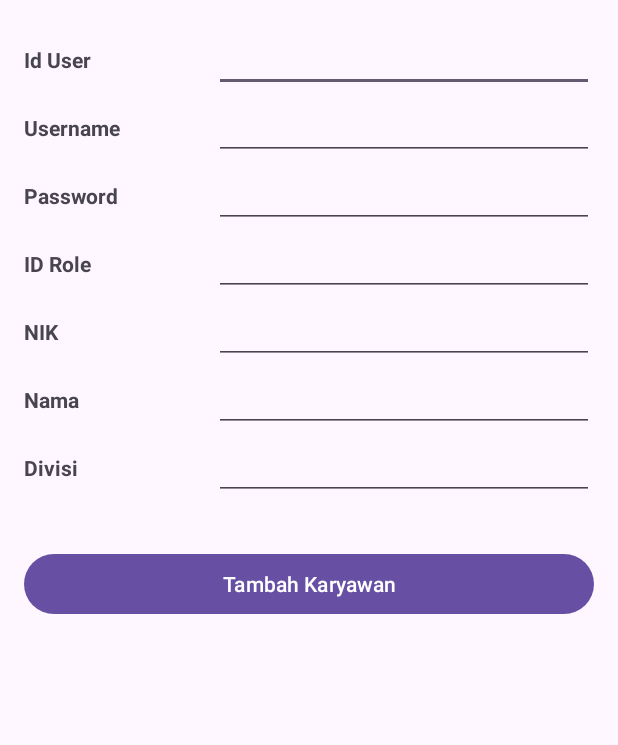
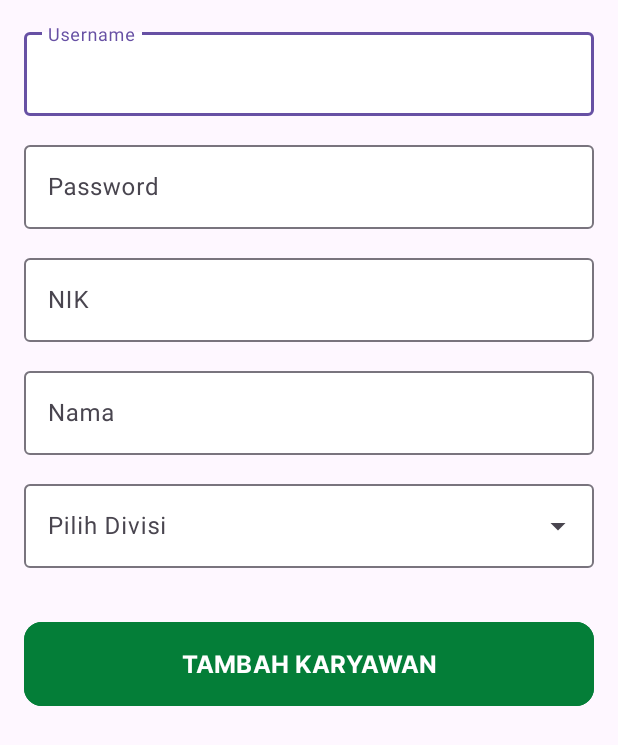
Before and after one commit to mhmdnurulkarim/Attendly, an Android app: the DetailKaryawanActivity screen opened directly, with no data from a screen before it, on a phone screen of 412 x 824 dp. Shown: the top 745 px of the screen. Run offline under Robolectric (Android 15) with nearby library versions, the phone set to English and light mode, and no system bars; our stand-ins replace Firebase (no records; nobody signed in at launch, a user with empty details on screens opened directly).

Commit message:
feat: Fitur tambah, update, dan hapus karyawan sudah berjalan semestinya.

```diff
--- a/app/src/main/java/com/oci/presensi/AbsensiActivity.java
+++ b/app/src/main/java/com/oci/presensi/AbsensiActivity.java
@@ -82,11 +82,11 @@ public class AbsensiActivity extends AppCompatActivity {
     }
 
     private boolean isDatangTime(String now) {
-        return now.compareTo("01:00") >= 0 && now.compareTo("08:00") <= 0;
+        return now.compareTo("06:00") >= 0 && now.compareTo("08:00") <= 0;
     }
 
     private boolean isPulangTime(String now) {
-        return now.compareTo("16:00") >= 0 && now.compareTo("23:00") <= 0;
+        return now.compareTo("16:00") >= 0 && now.compareTo("20:00") <= 0;
     }
 
     private void setupDatangButton() {
--- a/app/src/main/java/com/oci/presensi/DetailKaryawanActivity.java
+++ b/app/src/main/java/com/oci/presensi/DetailKaryawanActivity.java
@@ -3,22 +3,31 @@ package com.oci.presensi;
 import android.content.Intent;
 import android.os.Bundle;
 import android.view.View;
+import android.widget.ArrayAdapter;
 
 import androidx.activity.OnBackPressedCallback;
 import androidx.appcompat.app.AlertDialog;
 import androidx.appcompat.app.AppCompatActivity;
 
+import com.google.android.material.snackbar.Snackbar;
 import com.oci.presensi.databinding.ActivityDetailKaryawanBinding;
 import com.oci.presensi.helper.DataHelper;
 import com.oci.presensi.model.ModelAkun;
+
+import java.util.ArrayList;
+import java.util.HashMap;
+import java.util.List;
+import java.util.Map;
 
 public class DetailKaryawanActivity extends AppCompatActivity {
 
     private ActivityDetailKaryawanBinding binding;
     private DataHelper dbHelper;
     private ModelAkun akun;
-    private String idUserString, username, password, idRoleString, nama, nik, divisi;
+    private String username, password, nama, nik, divisi;
     private int idUser, idRole;
+    private Map<Integer, String> divisiOptions = new HashMap<>();
+    private ArrayAdapter<String> adapter;
 
     @Override
     protected void onCreate(Bundle savedInstanceState) {
@@ -31,9 +40,14 @@ public class DetailKaryawanActivity extends AppCompatActivity {
 
     private void init() {
         int id = getIntent().getIntExtra("idUser", 0);
+        divisiOptions.put(1, "Manager");
+        divisiOptions.put(2, "Admin Koordinator");
+        divisiOptions.put(3, "Pekerja Gudang");
 
         dbHelper = new DataHelper(this);
         dbHelper.getAkunFromFirebase(() -> {});
+
+        setupDivisiDropdown();
 
         if (id != 0) {
             setupEditMode(id);
@@ -43,6 +57,27 @@ public class DetailKaryawanActivity extends AppCompatActivity {
 
         setupButtonListeners();
         setupBackPressedHandler();
+    }
+
+    private void setupDivisiDropdown() {
+        List<String> divisiList = new ArrayList<>(divisiOptions.values());
+        adapter = new ArrayAdapter<>(this, android.R.layout.simple_spinner_dropdown_item, divisiList);
+        binding.inputDivisi.setAdapter(adapter);
+
+        binding.inputDivisi.setOnItemClickListener((parent, view, position, id) -> {
+            divisi = adapter.getItem(position);
+            idRole = getIdFromDivisi(divisi);
+        });
+    }
+
+    // Mendapatkan idRole dari nama divisi
+    private int getIdFromDivisi(String divisi) {
+        for (Map.Entry<Integer, String> entry : divisiOptions.entrySet()) {
+            if (entry.getValue().equals(divisi)) {
+                return entry.getKey();
+            }
+        }
+        return 0;
     }
 
     private void setupEditMode(int id) {
@@ -68,17 +103,19 @@ public class DetailKaryawanActivity extends AppCompatActivity {
     private void tambahKaryawan() {
         getText();
 
+        idUser = dbHelper.getLastIdAkun();
+
         ModelAkun akun = new ModelAkun(idUser, username, password, idRole, nama, nik, divisi);
         dbHelper.addNewAkun(akun);
 
         clearText();
         move();
+        Snackbar.make(binding.getRoot(), "Akun berhasil ditambahkan", Snackbar.LENGTH_SHORT).show();
     }
 
     private void ubahKaryawan(ModelAkun akun) {
         getText();
 
-        akun.setIdUser(idUser);
         akun.setUsername(username);
         akun.setPassword(password);
         akun.setId_role(idRole);
@@ -89,12 +126,14 @@ public class DetailKaryawanActivity extends AppCompatActivity {
         dbHelper.updateAkun(akun);
         clearText();
         move();
+        Snackbar.make(binding.getRoot(), "Data akun berhasil diupdate", Snackbar.LENGTH_SHORT).show();
     }
 
     private void hapusKaryawan(ModelAkun akun) {
         dbHelper.deleteAkun(akun.getIdUser());
         clearText();
         move();
+        Snackbar.make(binding.getRoot(), "Akun berhasil dihapus", Snackbar.LENGTH_SHORT).show();
     }
 
     private void showDeleteConfirmationDialog(ModelAkun akun) {
@@ -107,32 +146,29 @@ public class DetailKaryawanActivity extends AppCompatActivity {
     }
 
     private void setText(ModelAkun akun) {
-        binding.etId.setText(String.valueOf(akun.getIdUser()));
-        binding.etUsername.setText(akun.getUsername());
-        binding.etPassword.setText(akun.getPassword());
-        binding.etIdRole.setText(String.valueOf(akun.getId_role()));
-        binding.etNama.setText(akun.getNama());
-        binding.etNik.setText(akun.getNik());
-        binding.etDivisi.setText(akun.getDivisi());
+        binding.inputUsername.setText(akun.getUsername());
+        binding.inputPassword.setText(akun.getPassword());
+        binding.inputNama.setText(akun.getNama());
+        binding.inputNik.setText(akun.getNik());
+
+        // Menampilkan divisi di dropdown
+        binding.inputDivisi.setText(akun.getDivisi(), false);
+        divisi = akun.getDivisi();  // Set nilai divisi berdasarkan akun
     }
 
     private void getText() {
-        idUserString = binding.etId.getText().toString();
-        username = binding.etUsername.getText().toString();
-        password = binding.etPassword.getText().toString();
-        idRoleString = binding.etIdRole.getText().toString();
-        nama = binding.etNama.getText().toString();
-        nik = binding.etNik.getText().toString();
-        divisi = binding.etDivisi.getText().toString();
-
-        idUser = Integer.parseInt(idUserString);
-        idRole = Integer.parseInt(idRoleString);
+        username = binding.inputUsername.getText().toString();
+        password = binding.inputPassword.getText().toString();
+        nama = binding.inputNama.getText().toString();
+        nik = binding.inputNik.getText().toString();
     }
 
     private void clearText() {
-        binding.etNama.setText("");
-        binding.etNik.setText("");
-        binding.etDivisi.setText("");
+        binding.inputUsername.setText("");
+        binding.inputPassword.setText("");
+        binding.inputNama.setText("");
+        binding.inputNik.setText("");
+        binding.inputDivisi.setText("");
     }
 
     private void move(){
--- a/app/src/main/java/com/oci/presensi/helper/DataHelper.java
+++ b/app/src/main/java/com/oci/presensi/helper/DataHelper.java
@@ -32,7 +32,6 @@ public class DataHelper extends SQLiteOpenHelper {
     public void onCreate(SQLiteDatabase db) {
         createTableAkun(db);
         createTableAbsensi(db);
-        insertDataToTable(db);
     }
 
     private void createTableAkun(SQLiteDatabase db) {
@@ -61,22 +60,6 @@ public class DataHelper extends SQLiteOpenHelper {
         db.execSQL("DROP TABLE IF EXISTS akun");
         db.execSQL("DROP TABLE IF EXISTS absensi");
         onCreate(db);
-    }
-
-    private void insertDataToTable(SQLiteDatabase db) {
-        // 1 Manager
-        // 2 Admin
-        // 3 Pegawai
-
-//        insertAkun(db, 1, "eka", "1234", 1, "Eka", "7894425612", "Manager");
-//        insertAkun(db, 2, "dea", "1234", 2, "Dea", "12345672891", "Admin Koordinator");
-//        insertAkun(db, 3, "abdul", "1234", 3, "Abdul Rosid", "789445612", "Pekerja Gudang");
-//        insertAkun(db, 4, "bakri", "1234", 3, "Bakri", "987456123", "Pekerja Gudang");
-    }
-
-    private void insertAkun(SQLiteDatabase db, int idUser, String username, String password, int idRole, String nama, String nik, String divisi) {
-        String INSERT_AKUN = "INSERT INTO akun (id_user, username, password, id_role, nama, nik, divisi) VALUES (?, ?, ?, ?, ?, ?, ?)";
-        db.execSQL(INSERT_AKUN, new String[]{String.valueOf(idUser), username, password, String.valueOf(idRole), nama, nik, divisi});
     }
 
     // ---------------- AKUN --------------
@@ -157,18 +140,13 @@ public class DataHelper extends SQLiteOpenHelper {
                             values.put("nik", akun.getNik());
                             values.put("divisi", akun.getDivisi());
 
-                            // Cek apakah id_user sudah ada di SQLite
                             Cursor cursor = sqLiteDatabase.rawQuery("SELECT * FROM akun WHERE id_user = ?",
                                     new String[]{String.valueOf(akun.getIdUser())});
 
                             if (cursor != null && cursor.moveToFirst()) {
-                                // Data sudah ada, lakukan update
                                 sqLiteDatabase.update("akun", values, "id_user = ?", new String[]{String.valueOf(akun.getIdUser())});
-                                Log.d("update", akun.getNama());
                             } else {
-                                // Data belum ada, lakukan insert
                                 sqLiteDatabase.insert("akun", null, values);
-                                Log.d("insert", akun.getNama());
                             }
 
                             if (cursor != null) {
@@ -176,7 +154,6 @@ public class DataHelper extends SQLiteOpenHelper {
                             }
                         }
 
-                        // Trigger callback when data is done loading
                         callback.onDataLoaded();
                     } else {
                         Log.w("Firestore", "Error getting akun documents.", task.getException());
@@ -207,7 +184,7 @@ public class DataHelper extends SQLiteOpenHelper {
                 listModelAkun.add(akun);
             } while (cursor.moveToNext());
         }
-        // cursor.close();
+         cursor.close();
         return listModelAkun;
     }
 
@@ -227,7 +204,7 @@ public class DataHelper extends SQLiteOpenHelper {
                     cursor.getString(6)
             );
         }
-        // cursor.close();
+         cursor.close();
         return akun;
     }
 
@@ -250,7 +227,7 @@ public class DataHelper extends SQLiteOpenHelper {
                 listModelAkun.add(akun);
             } while (cursor.moveToNext());
         }
-        // cursor.close();
+         cursor.close();
         return listModelAkun;
     }
 
@@ -262,7 +239,7 @@ public class DataHelper extends SQLiteOpenHelper {
         if (cursor.moveToFirst()) {
             nama = cursor.getString(0);
         }
-        // cursor.close();
+         cursor.close();
         return nama;
     }
 
@@ -274,7 +251,7 @@ public class DataHelper extends SQLiteOpenHelper {
         if (cursor.moveToFirst()) {
             lastID = cursor.getInt(0);
         }
-        // cursor.close();
+         cursor.close();
         return lastID + 1;
     }
 
@@ -315,7 +292,7 @@ public class DataHelper extends SQLiteOpenHelper {
                 listModelAbsensi.add(absensi);
             } while (cursor.moveToNext());
         }
-        // cursor.close();
+         cursor.close();
         return listModelAbsensi;
     }
 
@@ -327,7 +304,7 @@ public class DataHelper extends SQLiteOpenHelper {
         if (cursor.moveToFirst()) {
             lastID = cursor.getInt(0);
         }
-        // cursor.close();
+         cursor.close();
         return lastID + 1;
     }
 
@@ -346,7 +323,7 @@ public class DataHelper extends SQLiteOpenHelper {
                 listModelAbsensi.add(absensi);
             } while (cursor.moveToNext());
         }
-        // cursor.close();
+         cursor.close();
         return listModelAbsensi;
     }
 
@@ -378,11 +355,11 @@ public class DataHelper extends SQLiteOpenHelper {
                             }
 
                             if (cursor != null) {
-                                // cursor.close();
+                                 cursor.close();
                             }
                         }
 
-                        // sqLiteDatabase.close();
+                         sqLiteDatabase.close();
                     } else {
                         Log.w("Firestore", "Error getting attendance documents.", task.getException());
                     }
--- a/app/src/main/res/layout/activity_detail_karyawan.xml
+++ b/app/src/main/res/layout/activity_detail_karyawan.xml
@@ -14,157 +14,108 @@
         android:orientation="vertical"
         android:padding="16dp">
 
-        <LinearLayout
+        <com.google.android.material.textfield.TextInputLayout
+            style="@style/Widget.Material3.TextInputLayout.OutlinedBox"
             android:layout_width="match_parent"
             android:layout_height="wrap_content"
-            android:orientation="horizontal">
+            android:fontFamily="@font/inter_regular"
+            android:hint="Username"
+            app:boxBackgroundColor="@color/white">
 
-            <TextView
-                android:layout_width="0dp"
-                android:layout_height="wrap_content"
-                android:layout_weight="1"
-                android:text="Id User"
-                android:textStyle="bold" />
+            <com.google.android.material.textfield.TextInputEditText
+                android:id="@+id/inputUsername"
+                android:layout_width="match_parent"
+                android:layout_height="56dp"
+                android:inputType="text"
+                android:lines="1"
+                android:maxLines="1" />
+        </com.google.android.material.textfield.TextInputLayout>
 
-            <EditText
-                android:id="@+id/et_id"
-                android:layout_width="0dp"
-                android:layout_height="wrap_content"
-                android:layout_weight="2"
-                android:inputType="number" />
-
-        </LinearLayout>
-
-        <LinearLayout
+        <com.google.android.material.textfield.TextInputLayout
+            style="@style/Widget.Material3.TextInputLayout.OutlinedBox"
             android:layout_width="match_parent"
             android:layout_height="wrap_content"
-            android:orientation="horizontal">
+            android:layout_marginTop="14dp"
+            android:fontFamily="@font/inter_regular"
+            android:hint="Password"
+            app:boxBackgroundColor="@color/white">
 
-            <TextView
-                android:layout_width="0dp"
-                android:layout_height="wrap_content"
-                android:layout_weight="1"
-                android:text="Username"
-                android:textStyle="bold" />
+            <com.google.android.material.textfield.TextInputEditText
+                android:id="@+id/inputPassword"
+                android:layout_width="match_parent"
+                android:layout_height="56dp"
+                android:inputType="text"
+                android:lines="1"
+                android:maxLines="1" />
+        </com.google.android.material.textfield.TextInputLayout>
 
-            <EditText
-                android:id="@+id/et_username"
-                android:layout_width="0dp"
-                android:layout_height="wrap_content"
-                android:layout_weight="2" />
-
-        </LinearLayout>
-
-        <LinearLayout
+        <com.google.android.material.textfield.TextInputLayout
+            style="@style/Widget.Material3.TextInputLayout.OutlinedBox"
             android:layout_width="match_parent"
             android:layout_height="wrap_content"
-            android:orientation="horizontal">
+            android:layout_marginTop="14dp"
+            android:fontFamily="@font/inter_regular"
+            android:hint="NIK"
+            app:boxBackgroundColor="@color/white">
 
-            <TextView
-                android:layout_width="0dp"
-                android:layout_height="wrap_content"
-                android:layout_weight="1"
-                android:text="Password"
-                android:textStyle="bold" />
+            <com.google.android.material.textfield.TextInputEditText
+                android:id="@+id/inputNik"
+                android:layout_width="match_parent"
+                android:layout_height="56dp"
+                android:inputType="text"
+                android:lines="1"
+                android:maxLines="1" />
+        </com.google.android.material.textfield.TextInputLayout>
 
-            <EditText
-                android:id="@+id/et_password"
-                android:layout_width="0dp"
-                android:layout_height="wrap_content"
-                android:layout_weight="2" />
-
-        </LinearLayout>
-
-        <LinearLayout
+        <com.google.android.material.textfield.TextInputLayout
+            style="@style/Widget.Material3.TextInputLayout.OutlinedBox"
             android:layout_width="match_parent"
             android:layout_height="wrap_content"
-            android:orientation="horizontal">
+            android:layout_marginTop="14dp"
+            android:fontFamily="@font/inter_regular"
+            android:hint="Nama"
+            app:boxBackgroundColor="@color/white">
 
-            <TextView
-                android:layout_width="0dp"
-                android:layout_height="wrap_content"
-                android:layout_weight="1"
-                android:text="ID Role"
-                android:textStyle="bold" />
+            <com.google.android.material.textfield.TextInputEditText
+                android:id="@+id/inputNama"
+                android:layout_width="match_parent"
+                android:layout_height="56dp"
+                android:inputType="text"
+                android:lines="1"
+                android:maxLines="1" />
+        </com.google.android.material.textfield.TextInputLayout>
 
-            <EditText
-                android:id="@+id/et_idRole"
-                android:layout_width="0dp"
-                android:layout_height="wrap_content"
-                android:layout_weight="2"
-                android:inputType="number" />
-
-        </LinearLayout>
-
-        <LinearLayout
+        <com.google.android.material.textfield.TextInputLayout
+            style="@style/Widget.Material3.TextInputLayout.OutlinedBox.ExposedDropdownMenu"
             android:layout_width="match_parent"
             android:layout_height="wrap_content"
-            android:orientation="horizontal">
+            android:layout_marginTop="14dp"
+            android:fontFamily="@font/inter_regular"
+            android:hint="Pilih Divisi"
+            app:boxBackgroundColor="@color/white">
 
-            <TextView
-                android:layout_width="0dp"
-                android:layout_height="wrap_content"
-                android:layout_weight="1"
-                android:text="NIK"
-                android:textStyle="bold" />
+            <AutoCompleteTextView
+                android:id="@+id/inputDivisi"
+                android:layout_width="match_parent"
+                android:layout_height="56dp"
+                android:inputType="none" />
 
-            <EditText
-                android:id="@+id/et_nik"
-                android:layout_width="0dp"
-                android:layout_height="wrap_content"
-                android:layout_weight="2" />
-
-        </LinearLayout>
-
-        <LinearLayout
-            android:layout_width="match_parent"
-            android:layout_height="wrap_content"
-            android:orientation="horizontal">
-
-            <TextView
-                android:layout_width="0dp"
-                android:layout_height="wrap_content"
-                android:layout_weight="1"
-                android:text="Nama"
-                android:textStyle="bold" />
-
-            <EditText
-                android:id="@+id/et_nama"
-                android:layout_width="0dp"
-                android:layout_height="wrap_content"
-                android:layout_weight="2" />
-
-        </LinearLayout>
-
-        <LinearLayout
-            android:layout_width="match_parent"
-            android:layout_height="wrap_content"
-            android:orientation="horizontal">
-
-            <TextView
-                android:layout_width="0dp"
-                android:layout_height="wrap_content"
-                android:layout_weight="1"
-                android:text="Divisi"
-                android:textStyle="bold" />
-
-            <EditText
-                android:id="@+id/et_divisi"
-                android:layout_width="0dp"
-                android:layout_height="wrap_content"
-                android:layout_weight="2" />
-
-        </LinearLayout>
-
+        </com.google.android.material.textfield.TextInputLayout>
     </LinearLayout>
 
-    <Button
-        android:id="@+id/btn_tambah"
+    <com.google.android.material.button.MaterialButton
+        android:id="@+id/btnTambah"
         android:layout_width="match_parent"
-        android:layout_height="wrap_content"
+        android:layout_height="64dp"
+        android:layout_margin="16dp"
+        android:backgroundTint="@color/greenText"
+        android:fontFamily="@font/inter_bold"
         android:text="Tambah Karyawan"
-        android:layout_margin="16dp"
-        android:visibility="visible"/>
+        android:textAllCaps="true"
+        android:textColor="@color/white"
+        android:textSize="16sp"
+        android:visibility="visible"
+        app:cornerRadius="12dp" />
 
     <LinearLayout
         android:id="@+id/lLDelete"
@@ -174,17 +125,30 @@
         android:padding="16dp"
         android:visibility="gone">
 
-        <Button
-            android:id="@+id/btn_ubah"
+        <com.google.android.material.button.MaterialButton
+            android:id="@+id/btnUbah"
             android:layout_width="match_parent"
-            android:layout_height="wrap_content"
-            android:text="Ubah Karyawan" />
+            android:layout_height="64dp"
+            android:backgroundTint="@color/greenText"
+            android:fontFamily="@font/inter_bold"
+            android:text="Ubah Karyawan"
+            android:textAllCaps="true"
+            android:textColor="@color/white"
+            android:textSize="16sp"
+            android:visibility="visible"
+            app:cornerRadius="12dp" />
 
-        <Button
-            android:id="@+id/btn_hapus"
+        <com.google.android.material.button.MaterialButton
+            android:id="@+id/btnHapus"
             android:layout_width="match_parent"
-            android:layout_height="wrap_content"
-            android:text="Hapus Karyawan" />
+            android:layout_height="64dp"
+            android:backgroundTint="@color/greenText"
+            android:fontFamily="@font/inter_bold"
+            android:text="Hapus Karyawan"
+            android:textAllCaps="true"
+            android:textColor="@color/white"
+            android:textSize="16sp"
+            android:visibility="visible"
+            app:cornerRadius="12dp" />
     </LinearLayout>
-
 </LinearLayout>
--- a/app/src/main/res/layout/activity_login.xml
+++ b/app/src/main/res/layout/activity_login.xml
@@ -37,7 +37,7 @@
     <LinearLayout
         android:layout_width="match_parent"
         android:layout_height="wrap_content"
-        android:layout_marginHorizontal="30dp"
+        android:layout_marginHorizontal="32dp"
         android:orientation="vertical"
         app:layout_constraintBottom_toBottomOf="parent"
         app:layout_constraintEnd_toEndOf="parent"
@@ -51,54 +51,48 @@
             android:layout_height="wrap_content"
             android:fontFamily="@font/inter_regular"
             android:hint="@string/username"
-            android:textColorHint="@color/black"
-            app:boxBackgroundColor="@color/white"
-            app:boxStrokeWidth="2dp">
+            app:boxBackgroundColor="@color/white">
 
             <com.google.android.material.textfield.TextInputEditText
                 android:id="@+id/inputUsername"
                 android:layout_width="match_parent"
-                android:layout_height="45dp"
+                android:layout_height="56dp"
                 android:inputType="text"
                 android:lines="1"
-                android:maxLines="1"
-                android:textSize="12sp" />
+                android:maxLines="1" />
         </com.google.android.material.textfield.TextInputLayout>
 
         <com.google.android.material.textfield.TextInputLayout
             style="@style/Widget.Material3.TextInputLayout.OutlinedBox"
             android:layout_width="match_parent"
             android:layout_height="wrap_content"
-            android:layout_marginTop="15dp"
+            android:layout_marginTop="14dp"
             android:fontFamily="@font/inter_regular"
             android:hint="@string/password"
-            android:textColorHint="@color/black"
             app:boxBackgroundColor="@color/white"
-            app:boxStrokeWidth="2dp"
             app:endIconMode="password_toggle">
 
             <com.google.android.material.textfield.TextInputEditText
                 android:id="@+id/inputPassword"
                 android:layout_width="match_parent"
-                android:layout_height="45dp"
+                android:layout_height="56dp"
                 android:inputType="textPassword"
                 android:lines="1"
-                android:maxLines="1"
-                android:textSize="12sp" />
+                android:maxLines="1" />
         </com.google.android.material.textfield.TextInputLayout>
 
         <com.google.android.material.button.MaterialButton
             android:id="@+id/btnLogin"
-            android:layout_width="230dp"
-            android:layout_height="75dp"
+            android:layout_width="match_parent"
+            android:layout_height="64dp"
             android:layout_gravity="center"
-            android:layout_marginTop="30dp"
+            android:layout_marginTop="28dp"
             android:backgroundTint="@color/greenText"
             android:fontFamily="@font/inter_bold"
             android:text="@string/login"
             android:textAllCaps="true"
             android:textColor="@color/white"
             android:textSize="16sp"
-            app:cornerRadius="20dp" />
+            app:cornerRadius="12dp" />
     </LinearLayout>
 </androidx.constraintlayout.widget.ConstraintLayout>
```
